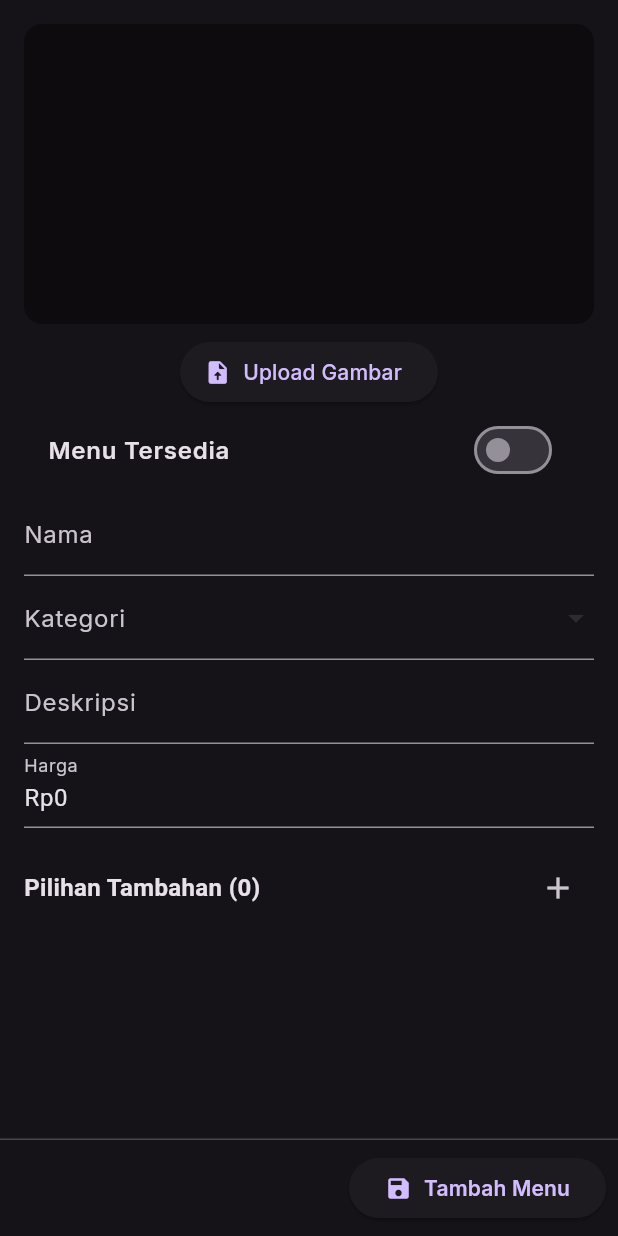
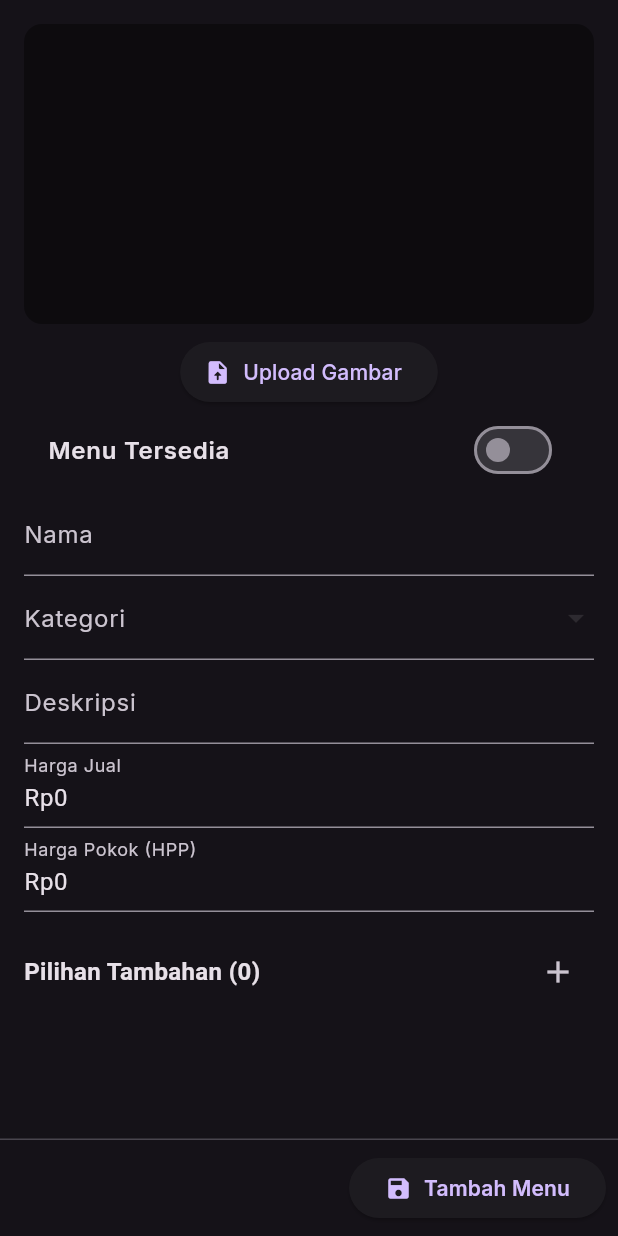
Before and after one commit to imanrep/pos_indorep, a Flutter app: the EditMenuView screen opened directly with empty values, on a phone screen of 412 x 824 dp. Run offline on Flutter 3.47's test engine with Material 3 defaults, Android fonts, the phone set to English and light mode, and no system bars; drawn by our look-alikes of loader_overlay; our stand-ins replace file_picker, firebase_core, firebase_storage, fluttertoast, google_fonts, image_cropper and 4 more; missing offline and left inert: dart:html, flutter_bluetooth_printer; accounts and stored records are empty; network calls fail.

Commit message:
update workflow

```diff
--- a/lib/model/model.dart
+++ b/lib/model/model.dart
@@ -128,6 +128,7 @@ class MenuIrep {
   final String menuName;
   final String menuImage;
   final int menuPrice;
+  final int hpp;
   final int menuId;
   final String menuNote;
   final bool available;
@@ -138,6 +139,7 @@ class MenuIrep {
     required this.menuName,
     required this.menuImage,
     required this.menuPrice,
+    required this.hpp,
     required this.menuId,
     required this.menuNote,
     required this.available,
@@ -150,6 +152,7 @@ class MenuIrep {
       menuName: data['menu_name'],
       menuImage: data['menu_image'],
       menuPrice: data['menu_price'],
+      hpp: data['hpp'],
       menuId: data['menu_id'],
       menuNote: data['menu_note'],
       available: data['available'],
@@ -167,6 +170,7 @@ class MenuIrep {
       'menu_name': menuName,
       'menu_image': menuImage,
       'menu_price': menuPrice,
+      'hpp': hpp,
       'menu_id': menuId,
       'menu_note': menuNote,
       'available': available,
@@ -231,6 +235,7 @@ class CartItem extends MenuIrep {
           menuName: title,
           menuImage: image,
           menuPrice: price.toInt(),
+          hpp: 0,
           menuId: menuId,
           menuNote: desc,
           available: available,
@@ -474,6 +479,7 @@ class AddMenuRequest {
   final String menuName;
   final String menuImage;
   final int menuPrice;
+  final int hpp;
   final String menuNote;
   final bool menuAvailable;
 
@@ -483,6 +489,7 @@ class AddMenuRequest {
     required this.menuName,
     required this.menuImage,
     required this.menuPrice,
+    required this.hpp,
     required this.menuNote,
     required this.menuAvailable,
   });
@@ -494,6 +501,7 @@ class AddMenuRequest {
       menuName: json['menu_name'],
       menuImage: json['menu_image'],
       menuPrice: json['menu_price'],
+      hpp: json['hpp'],
       menuNote: json['menu_note'],
       menuAvailable: json['menu_available'],
     );
@@ -506,6 +514,7 @@ class AddMenuRequest {
       'menu_name': menuName,
       'menu_image': menuImage,
       'menu_price': menuPrice,
+      'hpp': hpp,
       'menu_note': menuNote,
       'menu_available': menuAvailable,
     };
--- a/lib/screen/management/components/edit_menu_view.dart
+++ b/lib/screen/management/components/edit_menu_view.dart
@@ -34,6 +34,7 @@ class _EditMenuViewState extends State<EditMenuView> {
   late TextEditingController categoryController;
   late TextEditingController descController;
   late TextEditingController priceController;
+  late TextEditingController hppController;
   late ValueNotifier<bool> availableNotifier;
   String? imageUrl;
 
@@ -64,6 +65,8 @@ class _EditMenuViewState extends State<EditMenuView> {
     descController = TextEditingController(text: widget.menu.menuNote);
     priceController =
         TextEditingController(text: formatter.format(widget.menu.menuPrice));
+    hppController =
+        TextEditingController(text: formatter.format(widget.menu.hpp));
     availableNotifier = ValueNotifier(widget.menu.available);
     imageUrl = widget.menu.menuImage;
     localOptions = widget.menu.option != null
@@ -154,6 +157,9 @@ class _EditMenuViewState extends State<EditMenuView> {
                         ? imageUrl!
                         : widget.menu.menuImage,
                     menuPrice: int.tryParse(priceController.text
+                            .replaceAll(RegExp(r'[^0-9]'), '')) ??
+                        0,
+                        hpp: int.tryParse(hppController.text
                             .replaceAll(RegExp(r'[^0-9]'), '')) ??
                         0,
                     menuNote: descController.text,
@@ -349,7 +355,7 @@ class _EditMenuViewState extends State<EditMenuView> {
                   TextFormField(
                     controller: priceController,
                     decoration: InputDecoration(
-                        labelText: 'Harga',
+                        labelText: 'Harga Jual',
                         labelStyle: GoogleFonts.inter(),
                         counterText: ""),
                     maxLength: 8,
@@ -369,6 +375,33 @@ class _EditMenuViewState extends State<EditMenuView> {
                               value.replaceAll(RegExp(r'[^0-9]'), '')) ==
                           null) {
                         return 'Masukkan harga yang valid';
+                      }
+                      return null;
+                    },
+                  ),
+                  TextFormField(
+                    controller: hppController,
+                    decoration: InputDecoration(
+                        labelText: 'Harga Pokok (HPP)',
+                        labelStyle: GoogleFonts.inter(),
+                        counterText: ""),
+                    maxLength: 8,
+                    keyboardType: TextInputType.number,
+                    inputFormatters: [RupiahFormatter()],
+                    onSaved: (value) {
+                      double rawValue = double.tryParse(
+                              value!.replaceAll(RegExp(r'[^0-9]'), '')) ??
+                          0.0;
+                      hppController.text = rawValue.toString();
+                    },
+                    validator: (value) {
+                      if (value == null || value.isEmpty) {
+                        return 'Masukkan hpp';
+                      }
+                      if (double.tryParse(
+                              value.replaceAll(RegExp(r'[^0-9]'), '')) ==
+                          null) {
+                        return 'Masukkan hpp yang valid';
                       }
                       return null;
                     },
--- a/lib/screen/management/menu_management_page.dart
+++ b/lib/screen/management/menu_management_page.dart
@@ -173,6 +173,7 @@ class _MenuManagementPageState extends State<MenuManagementPage>
                                     menuName: 'New Menu',
                                     menuType: category,
                                     menuPrice: 0,
+                                    hpp: 0,
                                     menuImage: '',
                                     menuNote: '',
                                     option: [],
--- a/lib/screen/pesanan_page/pesanan_page.dart
+++ b/lib/screen/pesanan_page/pesanan_page.dart
@@ -147,14 +147,17 @@ class _PesananPageState extends State<PesananPage> {
                                         ),
                                         const Spacer(),
                                         Center(
+                                          child: Padding(
+                                            padding: const EdgeInsets.symmetric(horizontal: 4.0),
                                             child: Text(
                                               textAlign: TextAlign.center,
                                               overflow: TextOverflow.ellipsis,
-                                            maxLines: 2,
+                                              maxLines: 1,
                                               item.menuName,
                                               style: GoogleFonts.inter(
                                                 fontSize: 14.0,
                                                 fontWeight: FontWeight.w600,
+                                              ),
                                             ),
                                           ),
                                         ),
```
Also changed, not shown: lib/screen/transaction/components/rekap_bottom_sheet.dart (added, +51 -0 lines), lib/screen/transaction/components/widget/date_range_picker.dart (added, +67 -0 lines), lib/screen/transaction/components/widget/summary_box_widget.dart (added, +32 -0 lines), lib/screen/transaction/transaction_page.dart (+32 -1 lines), pubspec.lock, 2 other files. Lines whose indentation alone changed are shown as unchanged.
